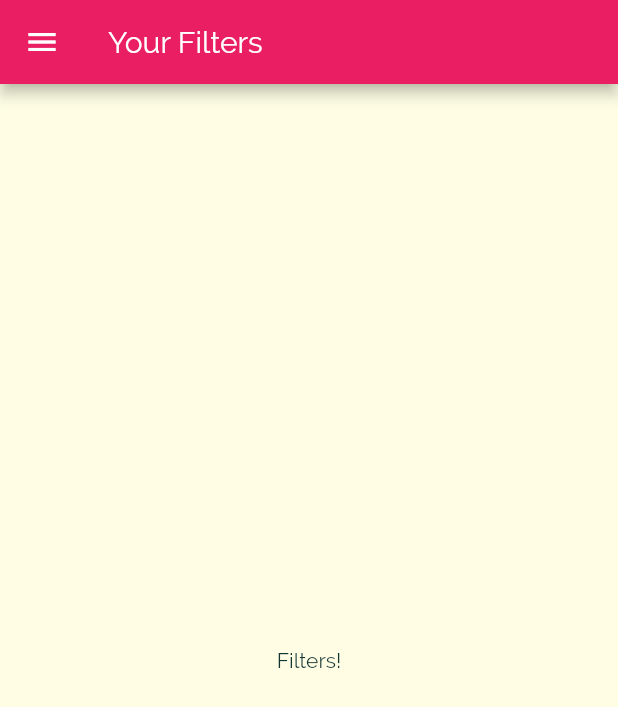
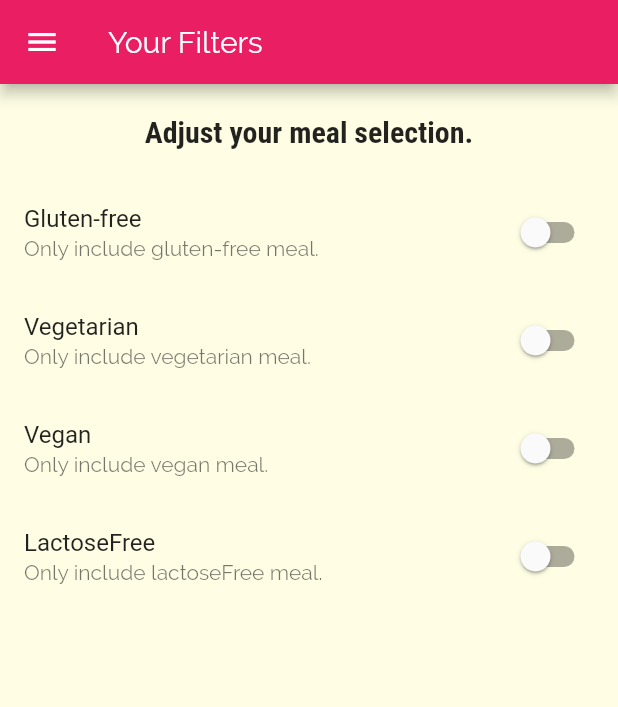
Before and after one commit to raymond2012/flutter_meals_app, a Flutter app: the FilterScreen screen opened by its route, on a phone screen of 412 x 824 dp. Shown: the top 707 px of the screen. Run offline on Flutter 3.47's test engine with Material 2 defaults, Android fonts, the phone set to English and light mode, and no system bars.

Commit message:
Add filter switch

```diff
--- a/lib/screens/filters_screen.dart
+++ b/lib/screens/filters_screen.dart
@@ -1,8 +1,32 @@
 import 'package:flutter/material.dart';
 import '../widgets/main_drawer.dart';
 
-class FilterScreen extends StatelessWidget {
+class FilterScreen extends StatefulWidget {
   static const routeName = '/filters';
+
+  @override
+  _FilterScreenState createState() => _FilterScreenState();
+}
+
+class _FilterScreenState extends State<FilterScreen> {
+  var _glutenFree = false;
+  var _vegetarian = false;
+  var _vegan = false;
+  var _lactoseFree = false;
+
+  Widget _buildSwitchListTile(
+    String title,
+    String description,
+    bool currentValue,
+    Function updateValue,
+  ) {
+    return SwitchListTile(
+      title: Text(title),
+      value: currentValue,
+      subtitle: Text(description),
+      onChanged: updateValue,
+    );
+  }
 
   @override
   Widget build(BuildContext context) {
@@ -11,8 +35,62 @@ class FilterScreen extends StatelessWidget {
         title: Text('Your Filters'),
       ),
       drawer: MainDrawer(),
-      body: Center(
-        child: Text('Filters!'),
+      body: Column(
+        children: [
+          Container(
+            padding: EdgeInsets.all(20),
+            child: Text(
+              'Adjust your meal selection.',
+              style: Theme.of(context).textTheme.headline6,
+            ),
+          ),
+          Expanded(
+            child: ListView(
+              children: [
+                _buildSwitchListTile(
+                  'Gluten-free',
+                  'Only include gluten-free meal.',
+                  _glutenFree,
+                  (newState) {
+                    setState(() {
+                      _glutenFree = newState;
+                    });
+                  },
+                ),
+                _buildSwitchListTile(
+                  'Vegetarian',
+                  'Only include vegetarian meal.',
+                  _vegetarian,
+                  (newState) {
+                    setState(() {
+                      _vegetarian = newState;
+                    });
+                  },
+                ),
+                _buildSwitchListTile(
+                  'Vegan',
+                  'Only include vegan meal.',
+                  _vegan,
+                  (newState) {
+                    setState(() {
+                      _vegan = newState;
+                    });
+                  },
+                ),
+                _buildSwitchListTile(
+                  'LactoseFree',
+                  'Only include lactoseFree meal.',
+                  _lactoseFree,
+                  (newState) {
+                    setState(() {
+                      _lactoseFree = newState;
+                    });
+                  },
+                ),
+              ],
+            ),
+          ),
+        ],
       ),
     );
   }
```
